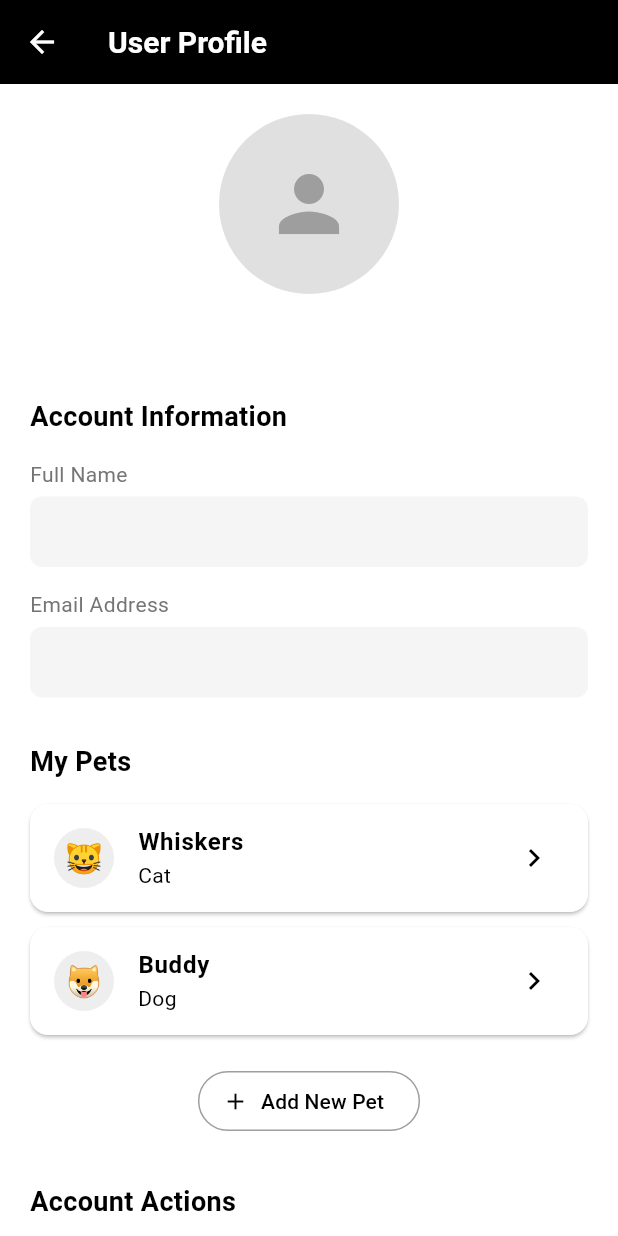
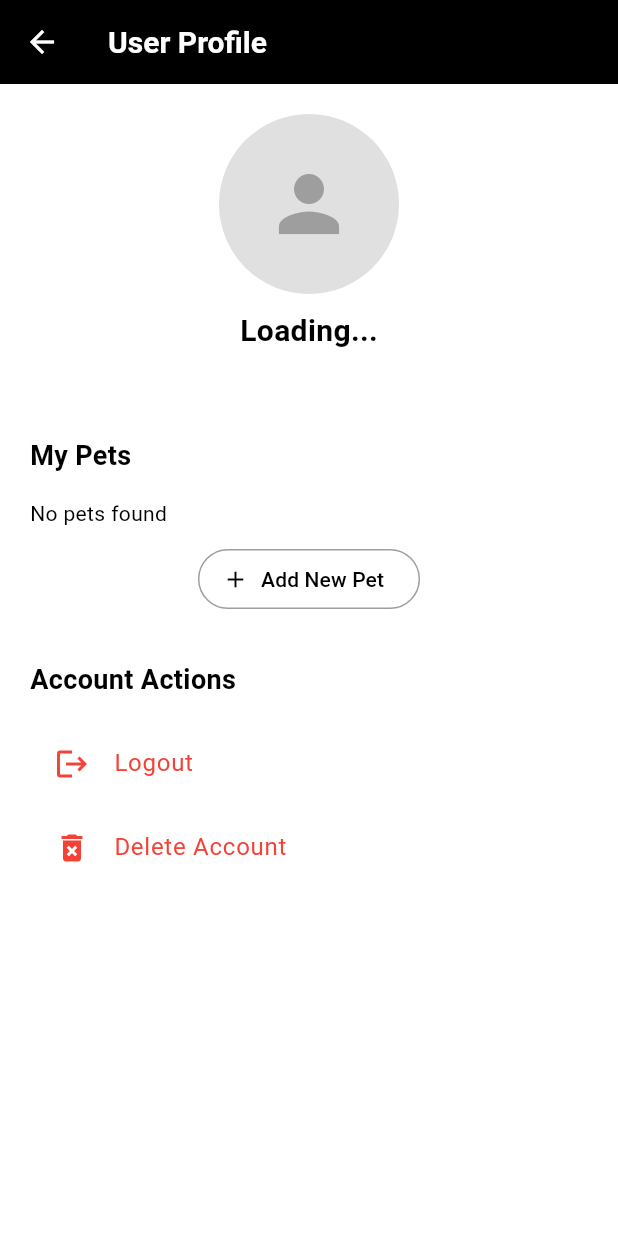
Before and after one commit to KemalIlkilic/pet-feeding, a Flutter app: the ProfileScreen screen opened by its route, on a phone screen of 412 x 824 dp. Run offline on Flutter 3.47's test engine with Material 3 defaults, Android fonts, the phone set to English and light mode, and no system bars; our stand-ins replace cloud_firestore, firebase_auth, firebase_core, firebase_database, google_sign_in; accounts and stored records are empty.

Commit message:
pet-profile update

```diff
--- a/lib/routes.dart
+++ b/lib/routes.dart
@@ -32,7 +32,7 @@ class AppRoutes {
         return MaterialPageRoute(builder: (_) => const ProfileScreen());
       case AppRoutes.petProfile:
         final petName = routeSettings.arguments as String?;
-        return MaterialPageRoute(builder: (_) => PetProfileScreen(petName: petName));
+        return MaterialPageRoute(builder: (_) => PetProfileScreen(petId: petName));
       case AppRoutes.schedule:
         return MaterialPageRoute(builder: (_) => const ScheduleScreen());
       case AppRoutes.manualFeed:
--- a/lib/screens/profile_screen.dart
+++ b/lib/screens/profile_screen.dart
@@ -15,11 +15,6 @@ class _ProfileScreenState extends State<ProfileScreen> {
   final _nameController = TextEditingController();
   final _emailController = TextEditingController();
 
-  final List<Map<String, dynamic>> _pets = [
-    {'name': 'Whiskers', 'type': 'Cat', 'icon': '🐱'},
-    {'name': 'Buddy', 'type': 'Dog', 'icon': '🐶'},
-  ];
-
   @override
   void initState() {
     super.initState();
@@ -30,7 +25,10 @@ class _ProfileScreenState extends State<ProfileScreen> {
     try {
       final user = FirebaseAuth.instance.currentUser;
       if (user != null) {
-        final doc = await FirebaseFirestore.instance.collection('users').doc(user.uid).get();
+        final doc = await FirebaseFirestore.instance
+            .collection('users')
+            .doc(user.uid)
+            .get();
         final data = doc.data();
         if (data != null) {
           setState(() {
@@ -51,13 +49,23 @@ class _ProfileScreenState extends State<ProfileScreen> {
     super.dispose();
   }
 
-  void _navigateToPetProfile(String petName) {
-    Navigator.pushNamed(context, AppRoutes.petProfile, arguments: petName);
+  void _navigateToPetProfile(String petId) {
+    Navigator.pushNamed(context, AppRoutes.petProfile, arguments: petId);
   }
 
-  void _addPet() {
-    print('Add new pet clicked');
+  void _addPet() async {
+    final user = FirebaseAuth.instance.currentUser;
+    final newDoc = await FirebaseFirestore.instance.collection('pets').add({
+      'name': 'New Pet',
+      'type': '',
+      'icon': '🐾',
+      'updatedBy': user?.uid ?? '',
+      'updatedAt': FieldValue.serverTimestamp(),
+    });
+
+    Navigator.pushNamed(context, AppRoutes.petProfile, arguments: newDoc.id);
   }
+
   @override
   Widget build(BuildContext context) {
     return Scaffold(
@@ -79,32 +87,26 @@ class _ProfileScreenState extends State<ProfileScreen> {
                         CircleAvatar(
                           radius: 60,
                           backgroundColor: Colors.grey[300],
-                          child: const Icon(Icons.person, size: 60, color: Colors.grey),
+                          child: const Icon(Icons.person,
+                              size: 60, color: Colors.grey),
                         ),
                       ],
                     ),
                     const SizedBox(height: 10),
                     Text(
-                      _nameController.text,
-                      style: const TextStyle(fontSize: 20, fontWeight: FontWeight.bold),
+                      _nameController.text.isNotEmpty
+                          ? _nameController.text
+                          : 'Loading...',
+                      style: const TextStyle(
+                          fontSize: 20, fontWeight: FontWeight.bold),
+                    ),
+                    const SizedBox(height: 5),
+                    Text(
+                      _emailController.text,
+                      style: const TextStyle(fontSize: 14, color: Colors.grey),
                     ),
                   ],
                 ),
-              ),
-              const SizedBox(height: 30),
-              const Text(
-                'Account Information',
-                style: TextStyle(fontSize: 18, fontWeight: FontWeight.bold),
-              ),
-              const SizedBox(height: 15),
-              _buildInfoField(
-                label: 'Full Name',
-                controller: _nameController,
-              ),
-              const SizedBox(height: 15),
-              _buildInfoField(
-                label: 'Email Address',
-                controller: _emailController,
               ),
               const SizedBox(height: 30),
               const Text(
@@ -112,25 +114,49 @@ class _ProfileScreenState extends State<ProfileScreen> {
                 style: TextStyle(fontSize: 18, fontWeight: FontWeight.bold),
               ),
               const SizedBox(height: 15),
-              ListView.builder(
+              StreamBuilder<QuerySnapshot>(
+                stream: FirebaseFirestore.instance
+                    .collection('pets')
+                    .where('updatedBy',
+                        isEqualTo: FirebaseAuth.instance.currentUser?.uid)
+                    .snapshots(),
+                builder: (context, snapshot) {
+                  if (snapshot.connectionState == ConnectionState.waiting) {
+                    return const Center(child: CircularProgressIndicator());
+                  }
+if (!snapshot.hasData || snapshot.data!.docs.isEmpty) {
+                    return const Text('No pets found');
+                  }
+
+                  final pets = snapshot.data!.docs;
+
+                  return ListView.builder(
                     shrinkWrap: true,
                     physics: const NeverScrollableScrollPhysics(),
-                itemCount: _pets.length,
+                    itemCount: pets.length,
                     itemBuilder: (context, index) {
-                  final pet = _pets[index];
+                      final pet = pets[index].data() as Map<String, dynamic>;
+                      final petId = pets[index].id;
+
                       return Card(
                         elevation: 1,
                         margin: const EdgeInsets.only(bottom: 10),
                         child: ListTile(
                           leading: CircleAvatar(
                             backgroundColor: Colors.grey[200],
-                        child: Text(pet['icon'], style: const TextStyle(fontSize: 20)),
+                            child: Text(pet['icon'] ?? '🐾',
+                                style: const TextStyle(fontSize: 20)),
                           ),
-                      title: Text(pet['name'], style: const TextStyle(fontWeight: FontWeight.bold)),
+                          title: Text(pet['name'],
+                              style:
+                                  const TextStyle(fontWeight: FontWeight.bold)),
                           subtitle: Text(pet['type']),
                           trailing: const Icon(Icons.chevron_right),
-                      onTap: () => _navigateToPetProfile(pet['name']),
+                          onTap: () =>
+                              _navigateToPetProfile(petId), // ✅ pass doc ID
                         ),
+                      );
+                    },
                   );
                 },
               ),
@@ -138,7 +164,8 @@ class _ProfileScreenState extends State<ProfileScreen> {
               Center(
                 child: OutlinedButton.icon(
                   icon: const Icon(Icons.add, color: Colors.black),
-                  label: const Text('Add New Pet', style: TextStyle(color: Colors.black)),
+                  label: const Text('Add New Pet',
+                      style: TextStyle(color: Colors.black)),
                   onPressed: _addPet,
                   style: OutlinedButton.styleFrom(
                     side: const BorderSide(color: Colors.grey),
@@ -153,14 +180,17 @@ class _ProfileScreenState extends State<ProfileScreen> {
               const SizedBox(height: 15),
               ListTile(
                 leading: const Icon(Icons.logout, color: Colors.red),
-                title: const Text('Logout', style: TextStyle(color: Colors.red)),
+                title:
+                    const Text('Logout', style: TextStyle(color: Colors.red)),
                 onTap: () {
-                  Navigator.pushNamedAndRemoveUntil(context, AppRoutes.login, (route) => false);
+                  Navigator.pushNamedAndRemoveUntil(
+                      context, AppRoutes.login, (route) => false);
                 },
               ),
               ListTile(
                 leading: const Icon(Icons.delete_forever, color: Colors.red),
-title: const Text('Delete Account', style: TextStyle(color: Colors.red)),
+                title: const Text('Delete Account',
+                    style: TextStyle(color: Colors.red)),
                 onTap: () {
                   print('Delete account clicked');
                 },
```
Also changed, not shown: lib/screens/dashboard_screen.dart (+106 -46 lines), lib/screens/pet_profile_screen.dart (+17 -18 lines), 6 other files. Lines whose indentation alone changed are shown as unchanged.
